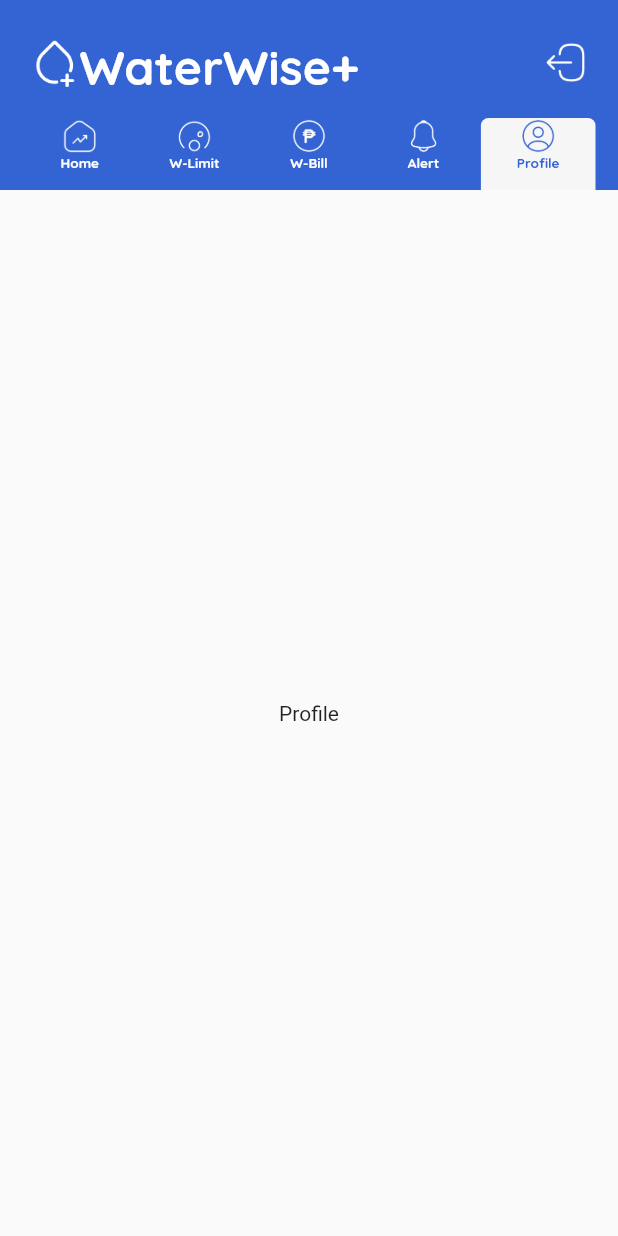
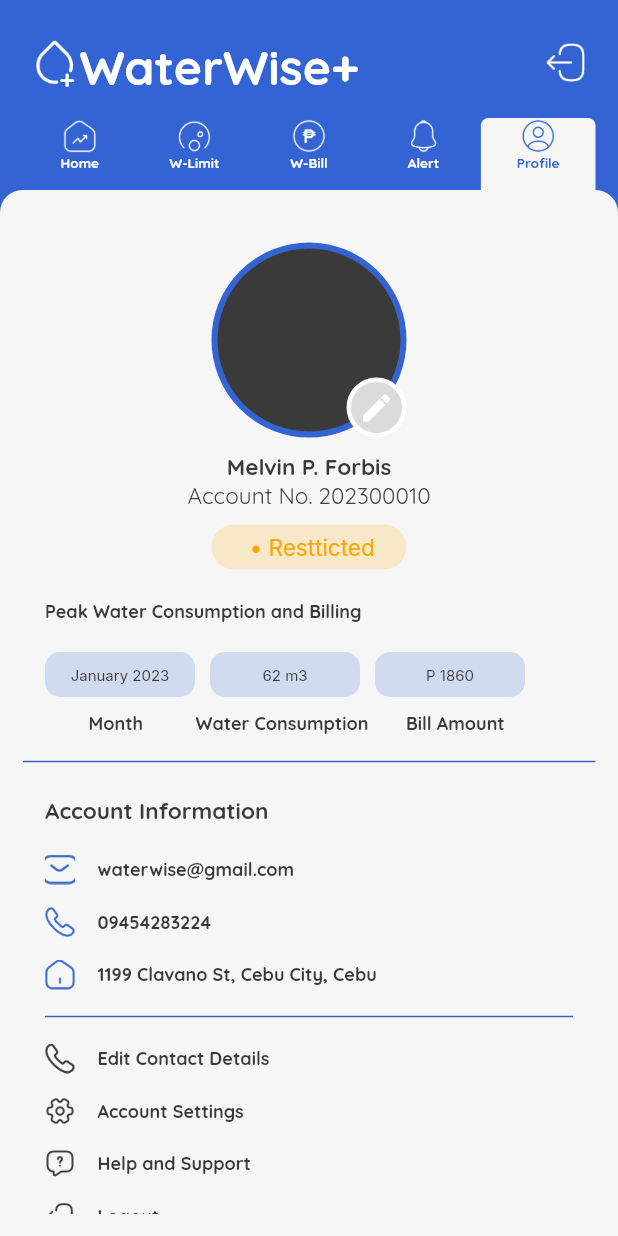
Before and after one commit to Timmy-123-pintor/WaTEErWise, a Flutter app: the screen it shows after launch, tab 5 chosen, on a phone screen of 412 x 824 dp. Run offline on Flutter 3.47's test engine with Material 2 defaults, Android fonts, the phone set to English and light mode, and no system bars; our stand-ins replace google_fonts.

Commit message:
added profile screen and cons

```diff
--- /dev/null
+++ b/wateerwise/lib/components/Profile/accountInfo.dart
@@ -0,0 +1,193 @@
+import 'package:flutter/material.dart';
+import 'package:google_fonts/google_fonts.dart';
+
+import '../../constant.dart';
+
+class AccounntInfo extends StatelessWidget {
+  const AccounntInfo({super.key});
+
+  @override
+  Widget build(BuildContext context) {
+    return Padding(
+      padding: const EdgeInsets.only(left: 15, right: 15),
+      child: Column(
+        crossAxisAlignment: CrossAxisAlignment.start,
+        children: [
+          Text(
+            "Account Information",
+            style: GoogleFonts.quicksand(
+              textStyle: information,
+            ),
+          ),
+          const SizedBox(
+            height: 20,
+          ),
+          Column(
+            children: [
+              Row(
+                children: [
+                  Image.asset(
+                    'assets/images/mailb.png',
+                    width: 20,
+                    height: 20,
+                    fit: BoxFit.cover,
+                  ),
+                  const SizedBox(
+                    width: 15,
+                  ),
+                  Text(
+                    'waterwise@gmail.com',
+                    style: GoogleFonts.quicksand(
+                      textStyle: profileText,
+                    ),
+                  ),
+                ],
+              ),
+              const SizedBox(
+                height: 15,
+              ),
+              Row(
+                children: [
+                  Image.asset(
+                    'assets/images/contact.png',
+                    width: 20,
+                    height: 20,
+                    fit: BoxFit.cover,
+                  ),
+                  const SizedBox(
+                    width: 15,
+                  ),
+                  Text(
+                    '09454283224',
+                    style: GoogleFonts.quicksand(
+                      textStyle: profileText,
+                    ),
+                  ),
+                ],
+              ),
+              const SizedBox(
+                height: 15,
+              ),
+              Row(
+                children: [
+                  Image.asset(
+                    'assets/images/homeb.png',
+                    width: 20,
+                    height: 20,
+                    fit: BoxFit.cover,
+                  ),
+                  const SizedBox(
+                    width: 15,
+                  ),
+                  Text(
+                    '1199 Clavano St, Cebu City, Cebu',
+                    style: GoogleFonts.quicksand(
+                      textStyle: profileText,
+                    ),
+                  ),
+                ],
+              ),
+              const SizedBox(
+                height: 10,
+              ),
+              const Divider(
+                color: tBlue,
+                thickness: 1.0,
+                indent: 0,
+                endIndent: 0,
+              ),
+              const SizedBox(
+                height: 10,
+              ),
+              Row(
+                children: [
+                  Image.asset(
+                    'assets/images/contactsBl.png',
+                    width: 20,
+                    height: 20,
+                    fit: BoxFit.cover,
+                  ),
+                  const SizedBox(
+                    width: 15,
+                  ),
+                  Text(
+                    'Edit Contact Details',
+                    style: GoogleFonts.quicksand(
+                      textStyle: profileText,
+                    ),
+                  ),
+                ],
+              ),
+              const SizedBox(
+                height: 15,
+              ),
+              Row(
+                children: [
+                  Image.asset(
+                    'assets/images/settings.png',
+                    width: 20,
+                    height: 20,
+                    fit: BoxFit.cover,
+                  ),
+                  const SizedBox(
+                    width: 15,
+                  ),
+                  Text(
+                    'Account Settings',
+                    style: GoogleFonts.quicksand(
+                      textStyle: profileText,
+                    ),
+                  ),
+                ],
+              ),
+              const SizedBox(
+                height: 15,
+              ),
+              Row(
+                children: [
+                  Image.asset(
+                    'assets/images/help.png',
+                    width: 20,
+                    height: 20,
+                    fit: BoxFit.cover,
+                  ),
+                  const SizedBox(
+                    width: 15,
+                  ),
+                  Text(
+                    'Help and Support',
+                    style: GoogleFonts.quicksand(
+                      textStyle: profileText,
+                    ),
+                  ),
+                ],
+              ),
+              const SizedBox(
+                height: 15,
+              ),
+              Row(
+                children: [
+                  Image.asset(
+                    'assets/images/logoutb.png',
+                    width: 20,
+                    height: 20,
+                    fit: BoxFit.cover,
+                  ),
+                  const SizedBox(
+                    width: 15,
+                  ),
+                  Text(
+                    'Logout',
+                    style: GoogleFonts.quicksand(
+                      textStyle: profileText,
+                    ),
+                  ),
+                ],
+              ),
+            ],
+          ),
+        ],
+      ),
+    );
+  }
+}
--- /dev/null
+++ b/wateerwise/lib/components/Profile/profilePicker.dart
@@ -0,0 +1,207 @@
+// ignore_for_file: file_names
+
+import 'package:flutter/material.dart';
+import 'package:google_fonts/google_fonts.dart';
+
+import '../../constant.dart';
+
+class ProfilePick extends StatelessWidget {
+  const ProfilePick({super.key});
+
+  @override
+  Widget build(BuildContext context) {
+    return Padding(
+      padding: const EdgeInsets.only(left: 15, right: 15),
+      child: Column(
+        children: [
+          Stack(
+            children: [
+              Container(
+                width: 130,
+                height: 130,
+                decoration: BoxDecoration(
+                  border: Border.all(
+                    width: 4,
+                    color: tBlue,
+                  ),
+                  shape: BoxShape.circle,
+                  color: tBlack,
+                ),
+              ),
+              Positioned(
+                bottom: 0,
+                right: 0,
+                child: Container(
+                  height: 40,
+                  width: 40,
+                  decoration: BoxDecoration(
+                    shape: BoxShape.circle,
+                    border: Border.all(
+                      width: 3,
+                      color: tWhite,
+                    ),
+                    color: tGray,
+                  ),
+                  child: const Icon(
+                    Icons.edit,
+                    color: tWhite,
+                  ),
+                ),
+              )
+            ],
+          ),
+          const SizedBox(
+            height: 10,
+          ),
+          Text(
+            "Melvin P. Forbis",
+            style: GoogleFonts.quicksand(
+              textStyle: name,
+            ),
+          ),
+          Text(
+            "Account No. 202300010",
+            style: GoogleFonts.quicksand(
+              textStyle: accId,
+            ),
+          ),
+          const SizedBox(
+            height: 10,
+          ),
+          Container(
+            width: 130,
+            height: 30,
+            decoration: const BoxDecoration(
+              color: tOrangeO,
+              borderRadius: BorderRadius.all(
+                Radius.circular(15),
+              ),
+            ),
+            child: Center(
+              child: Text(
+                " • Restticted",
+                style: GoogleFonts.inter(
+                  textStyle: status,
+                ),
+              ),
+            ),
+          ),
+          const SizedBox(
+            height: 20,
+          ),
+          Row(
+            children: [
+              Text(
+                "Peak Water Consumption and Billing",
+                style: GoogleFonts.quicksand(
+                  textStyle: profileText,
+                ),
+              ),
+            ],
+          ),
+          const SizedBox(
+            height: 20,
+          ),
+          Row(
+            children: [
+              Container(
+                width: 100,
+                height: 30,
+                decoration: const BoxDecoration(
+                  color: tBlueO,
+                  borderRadius: BorderRadius.all(
+                    Radius.circular(10),
+                  ),
+                ),
+                child: Center(
+                  child: Text(
+                    "January 2023",
+                    style: GoogleFonts.inter(
+                      textStyle: profileRow,
+                    ),
+                  ),
+                ),
+              ),
+              const SizedBox(
+                width: 10,
+              ),
+              Container(
+                width: 100,
+                height: 30,
+                decoration: const BoxDecoration(
+                  color: tBlueO,
+                  borderRadius: BorderRadius.all(
+                    Radius.circular(10),
+                  ),
+                ),
+                child: Center(
+                  child: Text(
+                    "62 m3",
+                    style: GoogleFonts.inter(
+                      textStyle: profileRow,
+                    ),
+                  ),
+                ),
+              ),
+              const SizedBox(
+                width: 10,
+              ),
+              Container(
+                width: 100,
+                height: 30,
+                decoration: const BoxDecoration(
+                  color: tBlueO,
+                  borderRadius: BorderRadius.all(
+                    Radius.circular(10),
+                  ),
+                ),
+                child: Center(
+                  child: Text(
+                    "P 1860",
+                    style: GoogleFonts.inter(
+                      textStyle: profileRow,
+                    ),
+                  ),
+                ),
+              ),
+            ],
+          ),
+          const SizedBox(
+            height: 10,
+          ),
+          Padding(
+            padding: const EdgeInsets.only(left: 29),
+            child: Row(
+              children: [
+                Text(
+                  "Month",
+                  style: GoogleFonts.quicksand(
+                    textStyle: profileText,
+                  ),
+                ),
+                const SizedBox(
+                  width: 35,
+                ),
+                Text(
+                  "Water Consumption",
+                  style: GoogleFonts.quicksand(
+                    textStyle: profileText,
+                  ),
+                ),
+                const SizedBox(
+                  width: 25,
+                ),
+                Text(
+                  "Bill Amount",
+                  style: GoogleFonts.quicksand(
+                    textStyle: profileText,
+                  ),
+                ),
+              ],
+            ),
+          ),
+        ],
+      ),
+    );
+  }
+}
--- a/wateerwise/lib/constant.dart
+++ b/wateerwise/lib/constant.dart
@@ -6,71 +6,23 @@ const tBlueG = Color(0XFF5186FF);
 const tWhite = Color(0xFFFEFEFF);
 const tBlack = Color(0xFF3A3A3A);
 const tWG = Color.fromARGB(255, 246, 246, 246);
+const alertC = Color(0XFFE9EAFB);
 const tGray = Color.fromARGB(255, 219, 219, 219);
 const tGreen = Color(0XFF3F8B35);
-const alertC = Color(0XFFE9EAFB);
+const tBlackG = Color.fromARGB(255, 66, 66, 66);
+const tOrange = Color(0XFFFFA500);
 
 // WITH OPACITY
 const tBlackO = Color.fromRGBO(58, 58, 58, 0.401);
+const tBlueO = Color.fromARGB(48, 52, 100, 212);
+const tOrangeO = Color.fromARGB(46, 255, 166, 0);
 
 // Text
-const waterStyle = TextStyle(
-  fontSize: 32,
-  fontWeight: FontWeight.bold,
-  color: tWhite,
-);
+//font size 0-10 -------------------
 
 const navText = TextStyle(
   fontSize: 9,
   fontWeight: FontWeight.bold,
-);
-
-const conText1 = TextStyle(
-  fontSize: 32,
-  fontWeight: FontWeight.bold,
-  color: tBlue,
-);
-
-const conText2 = TextStyle(
-  fontSize: 12,
-  fontWeight: FontWeight.w500,
-  color: tBlue,
-);
-
-const conNum = TextStyle(
-  fontSize: 30,
-  fontWeight: FontWeight.bold,
-  color: tBlack,
-);
-
-const gradCon = TextStyle(
-  fontSize: 20,
-  fontWeight: FontWeight.bold,
-  color: tWhite,
-);
-
-const paid = TextStyle(
-  fontSize: 10,
-  fontWeight: FontWeight.normal,
-  color: tGreen,
-);
-
-const conTextBlack = TextStyle(
-  fontSize: 12,
-  fontWeight: FontWeight.w500,
-  color: tBlack,
-);
-
-const latest = TextStyle(
-  fontSize: 16,
-  fontWeight: FontWeight.w500,
-  color: tBlack,
-);
-
-const waterInTextBold = TextStyle(
-  fontSize: 10,
-  fontWeight: FontWeight.bold,
-  color: tBlue,
 );
 
 const desc = TextStyle(
@@ -85,6 +37,113 @@ const subDesc = TextStyle(
   color: tBlackO,
 );
 
+const waterInText = TextStyle(
+  fontSize: 10,
+  fontWeight: FontWeight.w500,
+  color: tBlue,
+);
+
+const waterInTextBold = TextStyle(
+  fontSize: 10,
+  fontWeight: FontWeight.bold,
+  color: tBlue,
+);
+
+const paid = TextStyle(
+  fontSize: 10,
+  fontWeight: FontWeight.normal,
+  color: tGreen,
+);
+
+const profileRow = TextStyle(
+  fontSize: 10,
+  fontWeight: FontWeight.normal,
+  color: tBlack,
+);
+
+//font size 11-20 -------------------
+
+const conText2 = TextStyle(
+  fontSize: 12,
+  fontWeight: FontWeight.w500,
+  color: tBlue,
+);
+
+const conTextBlack = TextStyle(
+  fontSize: 12,
+  fontWeight: FontWeight.w500,
+  color: tBlack,
+);
+
+const profileText = TextStyle(
+  fontSize: 12,
+  fontWeight: FontWeight.w700,
+  color: tBlack,
+);
+
+const accId = TextStyle(
+  fontSize: 15,
+  fontWeight: FontWeight.w400,
+  color: tBlackG,
+);
+
+const information = TextStyle(
+  fontSize: 15,
+  fontWeight: FontWeight.bold,
+  color: tBlack,
+);
+
+const name = TextStyle(
+  fontSize: 15,
+  fontWeight: FontWeight.bold,
+  color: tBlack,
+);
+
+const status = TextStyle(
+  fontSize: 15,
+  fontWeight: FontWeight.normal,
+  color: tOrange,
+);
+
+const latest = TextStyle(
+  fontSize: 16,
+  fontWeight: FontWeight.w500,
+  color: tBlack,
+);
+
+const gradCon = TextStyle(
+  fontSize: 20,
+  fontWeight: FontWeight.bold,
+  color: tWhite,
+);
+
+//font size 30+ -------------------
+
+const waterInCub = TextStyle(
+  fontSize: 30,
+  fontWeight: FontWeight.w500,
+  color: tBlack,
+);
+
+const conNum = TextStyle(
+  fontSize: 30,
+  fontWeight: FontWeight.bold,
+  color: tBlack,
+);
+
+const waterStyle = TextStyle(
+  fontSize: 32,
+  fontWeight: FontWeight.bold,
+  color: tWhite,
+);
+
+const conText1 = TextStyle(
+  fontSize: 32,
+  fontWeight: FontWeight.bold,
+  color: tBlue,
+);
+
+//custom widget
 class DescriptionWidget extends StatelessWidget {
   final String title;
   final String description;
--- a/wateerwise/lib/screens/profile.dart
+++ b/wateerwise/lib/screens/profile.dart
@@ -1,10 +1,63 @@
 import 'package:flutter/material.dart';
+import '../Components/Profile/accountInfo.dart';
+import '../components/Profile/profilePicker.dart';
+import '../constant.dart';
 
-class Profile extends StatelessWidget {
+class Profile extends StatefulWidget {
   const Profile({super.key});
 
   @override
+  State<Profile> createState() => _ProfileState();
+}
+
+class _ProfileState extends State<Profile> {
+  @override
   Widget build(BuildContext context) {
-    return const Center(child: Text("Profile"));
+    return Scaffold(
+      backgroundColor: tBlue,
+      body: Column(
+        children: [
+          Expanded(
+            child: Container(
+              width: double.infinity,
+              decoration: const BoxDecoration(
+                color: tWG,
+                borderRadius: BorderRadius.only(
+                  topLeft: Radius.circular(15),
+                  topRight: Radius.circular(15),
+                ),
+              ),
+              child: Padding(
+                padding: const EdgeInsets.all(15),
+                child: ListView(
+                  children: const [
+                    SizedBox(
+                      height: 20,
+                    ),
+                    ProfilePick(),
+                    SizedBox(
+                      height: 10,
+                    ),
+                    Divider(
+                      color: tBlue,
+                      thickness: 1.0,
+                      indent: 0,
+                      endIndent: 0,
+                    ),
+                    SizedBox(
+                      height: 10,
+                    ),
+                    SizedBox(
+                      height: 5,
+                    ),
+                    AccounntInfo(),
+                  ],
+                ),
+              ),
+            ),
+          ),
+        ],
+      ),
+    );
   }
 }
```
Also changed, not shown: wateerwise/assets/images/contact.png (added), wateerwise/assets/images/contactsBl.png (added), wateerwise/assets/images/help.png (added), wateerwise/assets/images/homeb.png (added), wateerwise/assets/images/logoutb.png (added), wateerwise/assets/images/mailb.png (added), wateerwise/assets/images/settings.png (added).
